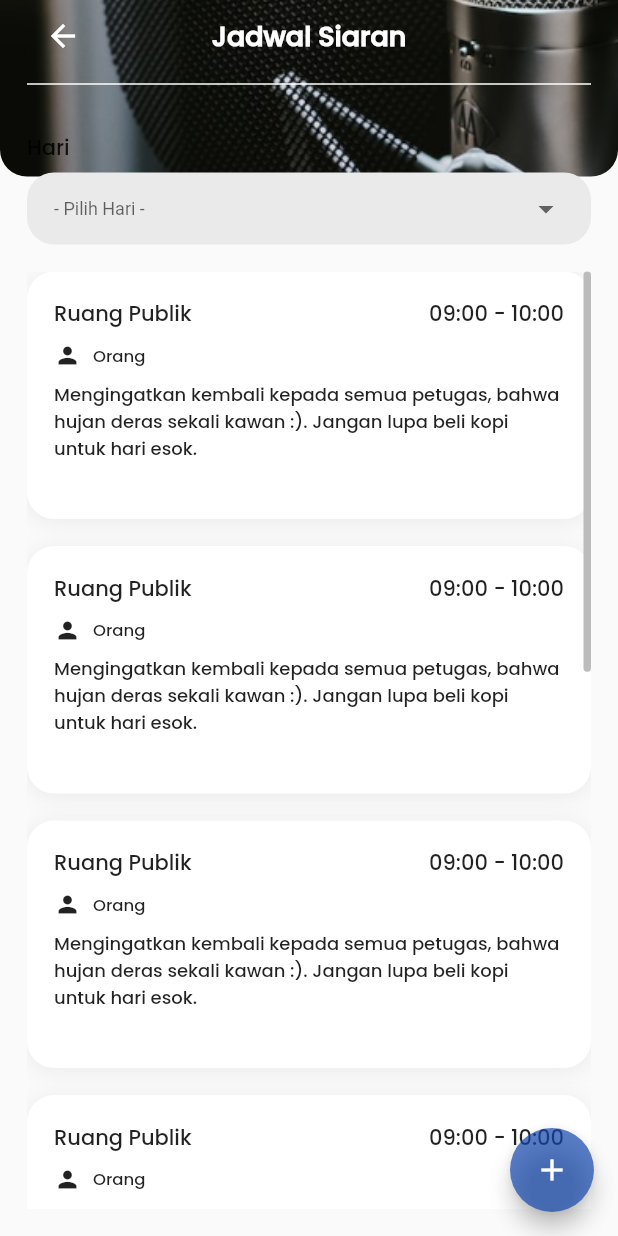
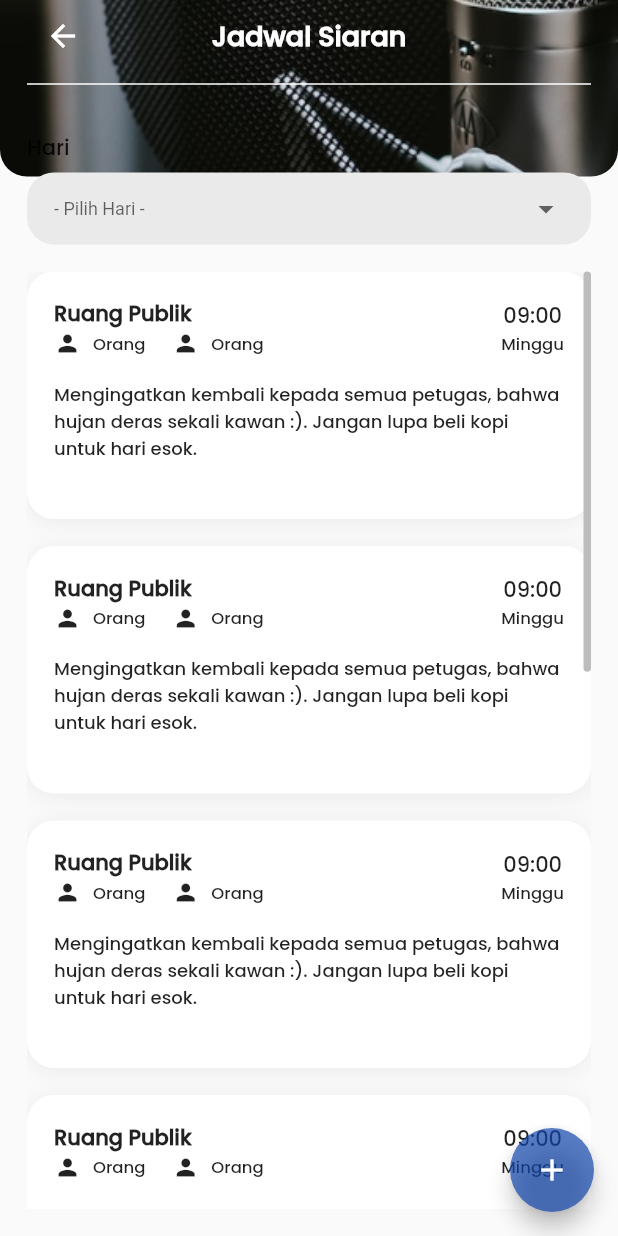
Before and after one commit to hoesk1ee/radio_valore, a Flutter app: the BroadcastSchedule screen opened directly, on a phone screen of 412 x 824 dp. Run offline on Flutter 3.47's test engine with Material 2 defaults, Android fonts, the phone set to English and light mode, and no system bars.

Commit message:
Implement UI

```diff
--- a/lib/main.dart
+++ b/lib/main.dart
@@ -1,5 +1,4 @@
 import 'package:flutter/material.dart';
-import 'package:radio_volare/pages/main_page.dart';
 import 'pages/login_page.dart';
 
 void main() {
--- a/lib/pages/addAnnouncement_page.dart
+++ b/lib/pages/addAnnouncement_page.dart
@@ -26,17 +26,21 @@ class _AddAnnouncementPageState extends State<AddAnnouncementPage> {
 
   @override
   void initState() {
-    _timeString = _formatDateTime(DateTime.now());
-    Timer.periodic(Duration(seconds: 1), (Timer t) => _getTime());
     super.initState();
+    if (mounted) {
+      _timeString = _formatDateTime(DateTime.now());
+      Timer.periodic(Duration(seconds: 1), (Timer t) => _getTime());
+    }
   }
 
   void _getTime() {
     final DateTime now = DateTime.now();
     final String formattedDateTime = _formatDateTime(now);
-    setState(() {
-      _timeString = formattedDateTime;
-    });
+    if (mounted) {
+      setState(() {
+        _timeString = formattedDateTime;
+      });
+    }
   }
 
   String _formatDateTime(DateTime dateTime) {
--- a/lib/pages/addBcShedule_page.dart
+++ b/lib/pages/addBcShedule_page.dart
@@ -23,8 +23,8 @@ class _AddBroadcastSchedulePageState extends State<AddBroadcastSchedulePage> {
               padding: const EdgeInsets.only(left: 18, right: 18, bottom: 18),
               child: Column(
                 crossAxisAlignment: CrossAxisAlignment.start,
-                children: [
-                  const CustomHeaderContent(label: "Buat Jadwal Siaran"),
+                children: const [
+                  CustomHeaderContent(label: "Buat Jadwal Siaran"),
                   bottomLine,
                 ],
               ),
--- a/lib/pages/announcement_page.dart
+++ b/lib/pages/announcement_page.dart
@@ -27,8 +27,8 @@ class _AnnouncementPageState extends State<AnnouncementPage> {
               child: Column(
                 children: [
                   Column(
-                      children: [
-                        const CustomHeaderContent(label: "Pengumuman"),
+                    children: const [
+                      CustomHeaderContent(label: "Pengumuman"),
                       bottomLine,
                     ],
                   ),
@@ -36,7 +36,7 @@ class _AnnouncementPageState extends State<AnnouncementPage> {
                     child: Scrollbar(
                       thickness: 5,
                       radius: Radius.circular(18),
-                        isAlwaysShown: true,
+                      thumbVisibility: true,
                       child: ListView.builder(
                         itemCount: 5,
                         itemBuilder: (BuildContext context, int index) {
@@ -44,8 +44,7 @@ class _AnnouncementPageState extends State<AnnouncementPage> {
                               content: Padding(
                                 padding: const EdgeInsets.all(18.0),
                                 child: Column(
-                                    crossAxisAlignment:
-                                        CrossAxisAlignment.start,
+                                  crossAxisAlignment: CrossAxisAlignment.start,
                                   children: [
                                     Text(
                                       "Perihal : Waktu Absensi",
@@ -92,11 +91,14 @@ class _AnnouncementPageState extends State<AnnouncementPage> {
           ),
         ],
       ),
-        floatingActionButton: CustomFloatingButton(onPressed: () {
+      floatingActionButton: CustomFloatingButton(
+        onPressed: () {
           Navigator.push(
               context,
               MaterialPageRoute(
                   builder: (context) => const AddAnnouncementPage()));
-        }));
+        },
+      ),
+    );
   }
 }
--- a/lib/pages/bcSchedule_page.dart
+++ b/lib/pages/bcSchedule_page.dart
@@ -16,13 +16,13 @@ class BroadcastSchedule extends StatefulWidget {
 class _BroadcastScheduleState extends State<BroadcastSchedule> {
   List<DropdownMenuItem<String>> get dayList {
     List<DropdownMenuItem<String>> menuItems = [
-      DropdownMenuItem(child: Text("Senin"), value: "Senin"),
-      DropdownMenuItem(child: Text("Selasa"), value: "Selasa"),
-      DropdownMenuItem(child: Text("Rabu"), value: "Rabu"),
-      DropdownMenuItem(child: Text("Kamis"), value: "Kamis"),
-      DropdownMenuItem(child: Text("Jumat"), value: "Jumat"),
-      DropdownMenuItem(child: Text("Sabtu"), value: "Sabtu"),
-      DropdownMenuItem(child: Text("Minggu"), value: "Minggu"),
+      DropdownMenuItem(value: "Senin", child: Text("Senin")),
+      DropdownMenuItem(value: "Selasa", child: Text("Selasa")),
+      DropdownMenuItem(value: "Rabu", child: Text("Rabu")),
+      DropdownMenuItem(value: "Kamis", child: Text("Kamis")),
+      DropdownMenuItem(value: "Jumat", child: Text("Jumat")),
+      DropdownMenuItem(value: "Sabtu", child: Text("Sabtu")),
+      DropdownMenuItem(value: "Minggu", child: Text("Minggu")),
     ];
     return menuItems;
   }
@@ -82,7 +82,7 @@ class _BroadcastScheduleState extends State<BroadcastSchedule> {
                   ),
                   Expanded(
                     child: Scrollbar(
-                      isAlwaysShown: true,
+                      thumbVisibility: true,
                       thickness: 5,
                       radius: Radius.circular(18),
                       child: ListView.builder(
@@ -96,16 +96,17 @@ class _BroadcastScheduleState extends State<BroadcastSchedule> {
                                   children: [
                                     Row(
                                       children: [
-                                        Text("Ruang Publik"),
-                                        Spacer(),
-                                        Text("09:00 - 10:00")
-                                      ],
-                                    ),
-                                    SizedBox(
-                                      height: 8,
+                                        Column(
+                                          crossAxisAlignment:
+                                              CrossAxisAlignment.start,
+                                          children: [
+                                            Text(
+                                              "Ruang Publik",
+                                              style: TextStyle(
+                                                  fontWeight: FontWeight.bold),
                                             ),
                                             Row(
-                                      children: [
+                                              children: const [
                                                 Icon(
                                                   Icons.person,
                                                   size: 18,
@@ -115,9 +116,42 @@ class _BroadcastScheduleState extends State<BroadcastSchedule> {
                                                 ),
                                                 Text(
                                                   "Orang",
-                                          style: TextStyle(fontSize: 11),
+                                                  style:
+                                                      TextStyle(fontSize: 11),
+                                                ),
+                                                SizedBox(
+                                                  width: 18,
+                                                ),
+                                                Icon(
+                                                  Icons.person,
+                                                  size: 18,
+                                                ),
+                                                SizedBox(
+                                                  width: 8,
+                                                ),
+                                                Text(
+                                                  "Orang",
+                                                  style:
+                                                      TextStyle(fontSize: 11),
                                                 ),
                                               ],
+                                            ),
+                                          ],
+                                        ),
+                                        Spacer(),
+                                        Column(
+                                          children: const [
+                                            Text("09:00"),
+                                            Text(
+                                              "Minggu",
+                                              style: TextStyle(fontSize: 11),
+                                            )
+                                          ],
+                                        )
+                                      ],
+                                    ),
+                                    SizedBox(
+                                      height: 8,
                                     ),
                                     SizedBox(
                                       height: 8,
--- a/lib/pages/main_page.dart
+++ b/lib/pages/main_page.dart
@@ -41,7 +41,7 @@ class _MainPageState extends State<MainPage> {
                 crossAxisAlignment: CrossAxisAlignment.start,
                 children: [
                   Row(
-                    children: [
+                    children: const [
                       Icon(
                         Icons.supervised_user_circle_outlined,
                         color: Colors.white,
@@ -173,7 +173,7 @@ class _MainPageState extends State<MainPage> {
           selectedItemColor: Color(0xFF1246AD),
           unselectedItemColor: Colors.grey,
           showUnselectedLabels: true,
-          items: [
+          items: const [
             BottomNavigationBarItem(
               icon: Icon(Icons.home_filled),
               label: "Beranda",
--- a/lib/resources/constant.dart
+++ b/lib/resources/constant.dart
@@ -4,7 +4,7 @@ const textStyle =
     TextStyle(color: Colors.white, fontWeight: FontWeight.bold, fontSize: 18);
 
 const bottomLine = Padding(
-  padding: const EdgeInsets.only(bottom: 24),
+  padding: EdgeInsets.only(bottom: 24),
   child: Divider(
     color: Colors.white,
     thickness: 1,
--- a/lib/resources/custom_menuButton.dart
+++ b/lib/resources/custom_menuButton.dart
@@ -14,7 +14,7 @@ class CustomMenuButton extends StatelessWidget {
       child: Container(
         decoration: BoxDecoration(
           border: Border.all(color: Colors.grey),
-          boxShadow: [
+          boxShadow: const [
             BoxShadow(
                 color: Colors.grey,
                 blurRadius: 4,
```
Lines whose indentation alone changed are shown as unchanged.
